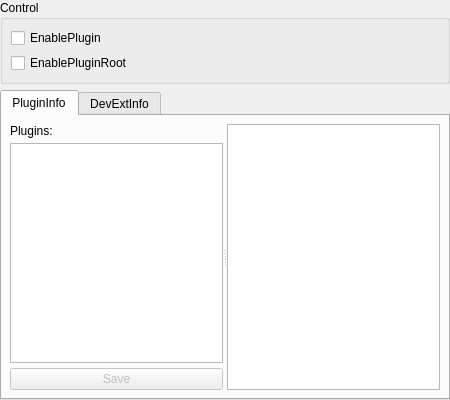
Qt form src/settings/pluginsettingdialog.ui (Wing-summer/WingHexExplorer2) before a commit.
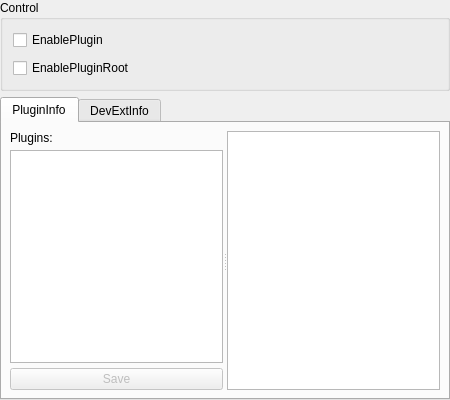
The same form after that commit. Icons and pictures are not drawn.

What changed in the file:
```diff
--- a/src/settings/pluginsettingdialog.ui
+++ b/src/settings/pluginsettingdialog.ui
@@ -33,19 +33,19 @@
      </property>
      <layout class="QVBoxLayout" name="verticalLayout">
       <property name="spacing">
-       <number>5</number>
+       <number>8</number>
       </property>
       <property name="leftMargin">
-       <number>8</number>
+       <number>10</number>
       </property>
       <property name="topMargin">
-       <number>8</number>
+       <number>10</number>
       </property>
       <property name="rightMargin">
-       <number>8</number>
+       <number>10</number>
       </property>
       <property name="bottomMargin">
-       <number>8</number>
+       <number>10</number>
       </property>
       <item>
        <widget class="QCheckBox" name="cbEnablePlugin">
```
